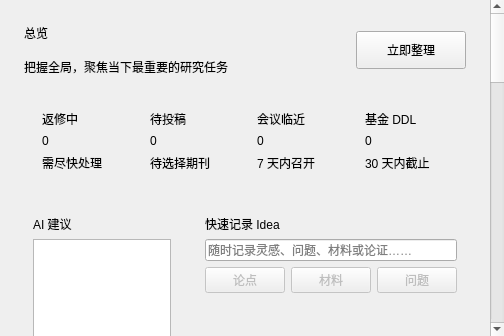
Before: the Qt Designer form src/research_workspace/presentation/ui/overview_page.ui in parutarou0718-afk/research-workspace, drawn with Qt 5.
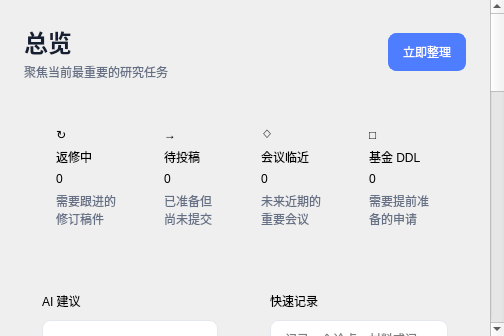
After: the same form once the commit is applied.

The edit to the form file:
```diff
--- a/src/research_workspace/presentation/ui/overview_page.ui
+++ b/src/research_workspace/presentation/ui/overview_page.ui
@@ -1,29 +1,236 @@
 <?xml version="1.0" encoding="UTF-8"?>
 <ui version="4.0">
  <class>OverviewPage</class>
- <widget class="QWidget" name="overviewPage"><layout class="QVBoxLayout" name="overviewRootVerticalLayout">
-  <property name="leftMargin"><number>0</number></property><property name="topMargin"><number>0</number></property><property name="rightMargin"><number>0</number></property><property name="bottomMargin"><number>0</number></property>
-  <item><widget class="QScrollArea" name="overviewScrollArea"><property name="widgetResizable"><bool>true</bool></property><property name="horizontalScrollBarPolicy"><enum>Qt::ScrollBarAlwaysOff</enum></property><property name="verticalScrollBarPolicy"><enum>Qt::ScrollBarAsNeeded</enum></property><property name="frameShape"><enum>QFrame::NoFrame</enum></property>
-   <widget class="QWidget" name="overviewContentWidget"><property name="minimumSize"><size><width>0</width><height>1500</height></size></property><layout class="QVBoxLayout" name="overviewContentVerticalLayout">
-    <property name="leftMargin"><number>24</number></property><property name="topMargin"><number>24</number></property><property name="rightMargin"><number>24</number></property><property name="bottomMargin"><number>24</number></property><property name="spacing"><number>16</number></property>
-    <item><layout class="QHBoxLayout" name="overviewHeaderHorizontalLayout"><item><layout class="QVBoxLayout" name="overviewHeadingVerticalLayout"><item><widget class="QLabel" name="pageTitleLabel"><property name="text"><string>总览</string></property></widget></item><item><widget class="QLabel" name="pageSubtitleLabel"><property name="text"><string>把握全局，聚焦当下最重要的研究任务</string></property></widget></item></layout></item><item><spacer name="overviewHeaderHorizontalSpacer"><property name="orientation"><enum>Qt::Horizontal</enum></property><property name="sizeHint" stdset="0"><size><width>40</width><height>20</height></size></property></spacer></item><item><widget class="QPushButton" name="organizeNowButton"><property name="text"><string>立即整理</string></property><property name="minimumSize"><size><width>110</width><height>38</height></size></property></widget></item></layout></item>
-    <item><widget class="QFrame" name="statisticsCard"><property name="card"><bool>true</bool></property><layout class="QHBoxLayout" name="statisticsHorizontalLayout">
-     <item><widget class="QFrame" name="revisionCard"><property name="card"><bool>true</bool></property><layout class="QVBoxLayout" name="revisionVerticalLayout"><item><widget class="QLabel" name="revisionTitleLabel"><property name="text"><string>返修中</string></property></widget></item><item><widget class="QLabel" name="revisionCountLabel"><property name="text"><string>0</string></property></widget></item><item><widget class="QLabel" name="revisionHelpLabel"><property name="text"><string>需尽快处理</string></property></widget></item></layout></widget></item>
-     <item><widget class="QFrame" name="readyCard"><property name="card"><bool>true</bool></property><layout class="QVBoxLayout" name="readyVerticalLayout"><item><widget class="QLabel" name="readyTitleLabel"><property name="text"><string>待投稿</string></property></widget></item><item><widget class="QLabel" name="readyCountLabel"><property name="text"><string>0</string></property></widget></item><item><widget class="QLabel" name="readyHelpLabel"><property name="text"><string>待选择期刊</string></property></widget></item></layout></widget></item>
-     <item><widget class="QFrame" name="conferenceCard"><property name="card"><bool>true</bool></property><layout class="QVBoxLayout" name="conferenceVerticalLayout"><item><widget class="QLabel" name="conferenceTitleLabel"><property name="text"><string>会议临近</string></property></widget></item><item><widget class="QLabel" name="upcomingConferenceCountLabel"><property name="text"><string>0</string></property></widget></item><item><widget class="QLabel" name="conferenceHelpLabel"><property name="text"><string>7 天内召开</string></property></widget></item></layout></widget></item>
-     <item><widget class="QFrame" name="grantCard"><property name="card"><bool>true</bool></property><layout class="QVBoxLayout" name="grantVerticalLayout"><item><widget class="QLabel" name="grantTitleLabel"><property name="text"><string>基金 DDL</string></property></widget></item><item><widget class="QLabel" name="upcomingGrantCountLabel"><property name="text"><string>0</string></property></widget></item><item><widget class="QLabel" name="grantHelpLabel"><property name="text"><string>30 天内截止</string></property></widget></item></layout></widget></item>
-    </layout></widget></item>
-    <item><layout class="QHBoxLayout" name="overviewMiddleHorizontalLayout">
-     <item><widget class="QFrame" name="aiSuggestionsCard"><property name="card"><bool>true</bool></property><layout class="QVBoxLayout" name="suggestionsVerticalLayout"><item><widget class="QLabel" name="suggestionsTitleLabel"><property name="text"><string>AI 建议</string></property></widget></item><item><widget class="QListWidget" name="suggestionsListView"><property name="minimumSize"><size><width>0</width><height>170</height></size></property></widget></item><item><widget class="QPushButton" name="viewAllSuggestionsButton"><property name="text"><string>查看全部建议</string></property><property name="enabled"><bool>false</bool></property></widget></item></layout></widget></item>
-     <item><widget class="QFrame" name="quickIdeaCard"><property name="card"><bool>true</bool></property><layout class="QVBoxLayout" name="quickIdeaVerticalLayout"><item><widget class="QLabel" name="quickIdeaTitleLabel"><property name="text"><string>快速记录 Idea</string></property></widget></item><item><widget class="QLineEdit" name="quickIdeaLineEdit"><property name="placeholderText"><string>随时记录灵感、问题、材料或论证……</string></property></widget></item><item><layout class="QHBoxLayout" name="ideaCategoriesHorizontalLayout"><item><widget class="QPushButton" name="ideaArgumentCategoryButton"><property name="text"><string>论点</string></property><property name="enabled"><bool>false</bool></property></widget></item><item><widget class="QPushButton" name="ideaMaterialCategoryButton"><property name="text"><string>材料</string></property><property name="enabled"><bool>false</bool></property></widget></item><item><widget class="QPushButton" name="ideaQuestionCategoryButton"><property name="text"><string>问题</string></property><property name="enabled"><bool>false</bool></property></widget></item></layout></item><item><spacer name="quickIdeaVerticalSpacer"><property name="orientation"><enum>Qt::Vertical</enum></property><property name="sizeHint" stdset="0"><size><width>20</width><height>40</height></size></property></spacer></item><item><widget class="QPushButton" name="saveIdeaButton"><property name="text"><string>记录</string></property><property name="minimumSize"><size><width>90</width><height>36</height></size></property></widget></item></layout></widget></item>
-    </layout></item>
-    <item><widget class="QFrame" name="submissionsCard"><property name="card"><bool>true</bool></property><layout class="QVBoxLayout" name="submissionsVerticalLayout"><item><widget class="QLabel" name="submissionsTitleLabel"><property name="text"><string>投稿总览</string></property></widget></item><item><widget class="QTableWidget" name="submissionOverviewTable"><property name="minimumSize"><size><width>0</width><height>280</height></size></property><property name="horizontalScrollBarPolicy"><enum>Qt::ScrollBarAsNeeded</enum></property><property name="horizontalScrollMode"><enum>QAbstractItemView::ScrollPerPixel</enum></property><property name="columnCount"><number>5</number></property><property name="rowCount"><number>0</number></property><attribute name="horizontalHeaderDefaultSectionSize"><number>260</number></attribute><column><property name="text"><string>论文</string></property></column><column><property name="text"><string>期刊 / 会议</string></property></column><column><property name="text"><string>状态</string></property></column><column><property name="text"><string>截止日期</string></property></column><column><property name="text"><string>操作</string></property></column></widget></item></layout></widget></item>
-    <item><layout class="QHBoxLayout" name="overviewBottomHorizontalLayout">
-     <item><widget class="QFrame" name="activitiesCard"><property name="card"><bool>true</bool></property><layout class="QVBoxLayout" name="activitiesVerticalLayout"><item><widget class="QLabel" name="activitiesTitleLabel"><property name="text"><string>最近活动 / Research Timeline</string></property></widget></item><item><widget class="QListWidget" name="activitiesListView"><property name="minimumSize"><size><width>0</width><height>170</height></size></property></widget></item></layout></widget></item>
-     <item><widget class="QFrame" name="focusCard"><property name="card"><bool>true</bool></property><layout class="QVBoxLayout" name="focusVerticalLayout"><item><widget class="QLabel" name="focusTitleLabel"><property name="text"><string>本周专注</string></property></widget></item><item><widget class="QListWidget" name="focusItemsListView"><property name="minimumSize"><size><width>0</width><height>130</height></size></property></widget></item><item><widget class="QProgressBar" name="focusProgressBar"><property name="value"><number>0</number></property></widget></item></layout></widget></item>
-    </layout></item>
-   </layout></widget>
-  </widget></item>
- </layout></widget>
- <resources/><connections/>
+ <widget class="QWidget" name="overviewPage">
+  <property name="styleSheet"><string notr="true">
+QFrame[card="true"] { background: #FFFFFF; border: 1px solid #E4E7EC; border-radius: 14px; }
+QLabel#pageTitleLabel { color: #172033; font-size: 18pt; font-weight: 600; }
+QLabel#pageSubtitleLabel, QLabel#revisionHelpLabel, QLabel#readyHelpLabel,
+QLabel#conferenceHelpLabel, QLabel#grantHelpLabel, QLabel#suggestionsEmptyBodyLabel {
+  color: #667085;
+  font-size: 9pt;
+}
+QLabel[sectionTitle="true"] { color: #172033; font-size: 12pt; font-weight: 600; }
+QLabel[kpi="true"] { color: #172033; font-size: 21pt; font-weight: 600; }
+QLabel[icon="true"] { color: #4F7DFF; font-size: 13pt; font-weight: 600; }
+QPushButton {
+  min-height: 36px;
+  border: 1px solid #E4E7EC;
+  border-radius: 8px;
+  padding: 0 14px;
+  background: #FFFFFF;
+  color: #172033;
+}
+QPushButton:hover { background: #F5F7FB; }
+QPushButton#saveIdeaButton, QPushButton#organizeNowButton {
+  background: #4F7DFF;
+  border-color: #4F7DFF;
+  color: #FFFFFF;
+}
+QPushButton#saveIdeaButton:hover, QPushButton#organizeNowButton:hover {
+  background: #356AE6;
+  border-color: #356AE6;
+}
+QLineEdit {
+  min-height: 36px;
+  border: 1px solid #E4E7EC;
+  border-radius: 8px;
+  padding: 0 12px;
+  background: #FFFFFF;
+}
+QListWidget, QTableWidget {
+  border: 1px solid #E4E7EC;
+  border-radius: 8px;
+  background: #FFFFFF;
+  alternate-background-color: #F9FAFB;
+}
+QHeaderView::section {
+  background: #F6F8FC;
+  color: #667085;
+  border: 0;
+  border-bottom: 1px solid #E4E7EC;
+  padding: 8px;
+}
+QTableWidget::item { border-bottom: 1px solid #F2F4F7; padding: 8px; }
+QTableWidget::item:hover { background: #F5F7FB; }
+  </string></property>
+  <layout class="QVBoxLayout" name="overviewRootVerticalLayout">
+   <property name="leftMargin"><number>0</number></property>
+   <property name="topMargin"><number>0</number></property>
+   <property name="rightMargin"><number>0</number></property>
+   <property name="bottomMargin"><number>0</number></property>
+   <item>
+    <widget class="QScrollArea" name="overviewScrollArea">
+     <property name="widgetResizable"><bool>true</bool></property>
+     <property name="horizontalScrollBarPolicy"><enum>Qt::ScrollBarAlwaysOff</enum></property>
+     <property name="verticalScrollBarPolicy"><enum>Qt::ScrollBarAsNeeded</enum></property>
+     <property name="frameShape"><enum>QFrame::NoFrame</enum></property>
+     <widget class="QWidget" name="overviewContentWidget">
+      <property name="minimumSize"><size><width>0</width><height>1120</height></size></property>
+      <layout class="QVBoxLayout" name="overviewContentVerticalLayout">
+       <property name="leftMargin"><number>24</number></property>
+       <property name="topMargin"><number>24</number></property>
+       <property name="rightMargin"><number>24</number></property>
+       <property name="bottomMargin"><number>24</number></property>
+       <property name="spacing"><number>16</number></property>
+       <item>
+        <layout class="QHBoxLayout" name="overviewHeroHorizontalLayout">
+         <property name="spacing"><number>16</number></property>
+         <item>
+          <layout class="QVBoxLayout" name="overviewTitleVerticalLayout">
+           <property name="spacing"><number>4</number></property>
+           <item><widget class="QLabel" name="pageTitleLabel"><property name="text"><string>总览</string></property></widget></item>
+           <item><widget class="QLabel" name="pageSubtitleLabel"><property name="text"><string>聚焦当前最重要的研究任务</string></property></widget></item>
+          </layout>
+         </item>
+         <item>
+          <spacer name="overviewHeroSpacer">
+           <property name="orientation"><enum>Qt::Horizontal</enum></property>
+           <property name="sizeHint" stdset="0"><size><width>40</width><height>20</height></size></property>
+          </spacer>
+         </item>
+         <item><widget class="QPushButton" name="organizeNowButton"><property name="text"><string>立即整理</string></property><property name="minimumWidth"><number>104</number></property></widget></item>
+        </layout>
+       </item>
+       <item>
+        <widget class="QFrame" name="statisticsCard">
+         <property name="card"><bool>true</bool></property>
+         <layout class="QHBoxLayout" name="statusCardsHorizontalLayout">
+          <property name="leftMargin"><number>16</number></property>
+          <property name="topMargin"><number>16</number></property>
+          <property name="rightMargin"><number>16</number></property>
+          <property name="bottomMargin"><number>16</number></property>
+          <property name="spacing"><number>12</number></property>
+          <item>
+           <widget class="QFrame" name="revisionStatusCard">
+            <property name="card"><bool>true</bool></property>
+            <layout class="QVBoxLayout" name="revisionStatusVerticalLayout">
+             <property name="leftMargin"><number>16</number></property><property name="topMargin"><number>14</number></property><property name="rightMargin"><number>16</number></property><property name="bottomMargin"><number>14</number></property><property name="spacing"><number>6</number></property>
+             <item><widget class="QLabel" name="revisionIconLabel"><property name="icon"><bool>true</bool></property><property name="text"><string>↻</string></property></widget></item>
+             <item><widget class="QLabel" name="revisionTitleLabel"><property name="sectionTitle"><bool>true</bool></property><property name="text"><string>返修中</string></property></widget></item>
+             <item><widget class="QLabel" name="revisionCountLabel"><property name="kpi"><bool>true</bool></property><property name="text"><string>0</string></property></widget></item>
+             <item><widget class="QLabel" name="revisionHelpLabel"><property name="text"><string>需要跟进的修订稿件</string></property><property name="wordWrap"><bool>true</bool></property></widget></item>
+            </layout>
+           </widget>
+          </item>
+          <item>
+           <widget class="QFrame" name="readyStatusCard">
+            <property name="card"><bool>true</bool></property>
+            <layout class="QVBoxLayout" name="readyStatusVerticalLayout">
+             <property name="leftMargin"><number>16</number></property><property name="topMargin"><number>14</number></property><property name="rightMargin"><number>16</number></property><property name="bottomMargin"><number>14</number></property><property name="spacing"><number>6</number></property>
+             <item><widget class="QLabel" name="readyIconLabel"><property name="icon"><bool>true</bool></property><property name="text"><string>→</string></property></widget></item>
+             <item><widget class="QLabel" name="readyTitleLabel"><property name="sectionTitle"><bool>true</bool></property><property name="text"><string>待投稿</string></property></widget></item>
+             <item><widget class="QLabel" name="readyCountLabel"><property name="kpi"><bool>true</bool></property><property name="text"><string>0</string></property></widget></item>
+             <item><widget class="QLabel" name="readyHelpLabel"><property name="text"><string>已准备但尚未提交</string></property><property name="wordWrap"><bool>true</bool></property></widget></item>
+            </layout>
+           </widget>
+          </item>
+          <item>
+           <widget class="QFrame" name="conferenceStatusCard">
+            <property name="card"><bool>true</bool></property>
+            <layout class="QVBoxLayout" name="conferenceStatusVerticalLayout">
+             <property name="leftMargin"><number>16</number></property><property name="topMargin"><number>14</number></property><property name="rightMargin"><number>16</number></property><property name="bottomMargin"><number>14</number></property><property name="spacing"><number>6</number></property>
+             <item><widget class="QLabel" name="conferenceIconLabel"><property name="icon"><bool>true</bool></property><property name="text"><string>◇</string></property></widget></item>
+             <item><widget class="QLabel" name="conferenceTitleLabel"><property name="sectionTitle"><bool>true</bool></property><property name="text"><string>会议临近</string></property></widget></item>
+             <item><widget class="QLabel" name="upcomingConferenceCountLabel"><property name="kpi"><bool>true</bool></property><property name="text"><string>0</string></property></widget></item>
+             <item><widget class="QLabel" name="conferenceHelpLabel"><property name="text"><string>未来近期的重要会议</string></property><property name="wordWrap"><bool>true</bool></property></widget></item>
+            </layout>
+           </widget>
+          </item>
+          <item>
+           <widget class="QFrame" name="grantStatusCard">
+            <property name="card"><bool>true</bool></property>
+            <layout class="QVBoxLayout" name="grantStatusVerticalLayout">
+             <property name="leftMargin"><number>16</number></property><property name="topMargin"><number>14</number></property><property name="rightMargin"><number>16</number></property><property name="bottomMargin"><number>14</number></property><property name="spacing"><number>6</number></property>
+             <item><widget class="QLabel" name="grantIconLabel"><property name="icon"><bool>true</bool></property><property name="text"><string>□</string></property></widget></item>
+             <item><widget class="QLabel" name="grantTitleLabel"><property name="sectionTitle"><bool>true</bool></property><property name="text"><string>基金 DDL</string></property></widget></item>
+             <item><widget class="QLabel" name="upcomingGrantCountLabel"><property name="kpi"><bool>true</bool></property><property name="text"><string>0</string></property></widget></item>
+             <item><widget class="QLabel" name="grantHelpLabel"><property name="text"><string>需要提前准备的申请</string></property><property name="wordWrap"><bool>true</bool></property></widget></item>
+            </layout>
+           </widget>
+          </item>
+         </layout>
+        </widget>
+       </item>
+       <item>
+        <layout class="QHBoxLayout" name="insightQuickRecordHorizontalLayout">
+         <property name="spacing"><number>16</number></property>
+         <item>
+          <widget class="QFrame" name="aiSuggestionsCard">
+           <property name="card"><bool>true</bool></property>
+           <layout class="QVBoxLayout" name="suggestionsVerticalLayout">
+            <property name="leftMargin"><number>18</number></property><property name="topMargin"><number>18</number></property><property name="rightMargin"><number>18</number></property><property name="bottomMargin"><number>18</number></property><property name="spacing"><number>10</number></property>
+            <item><widget class="QLabel" name="suggestionsTitleLabel"><property name="sectionTitle"><bool>true</bool></property><property name="text"><string>AI 建议</string></property></widget></item>
+            <item><widget class="QListWidget" name="suggestionsListView"><property name="minimumSize"><size><width>0</width><height>160</height></size></property></widget></item>
+            <item><widget class="QLabel" name="suggestionsEmptyTitleLabel"><property name="sectionTitle"><bool>true</bool></property><property name="text"><string>暂无建议</string></property></widget></item>
+            <item><widget class="QLabel" name="suggestionsEmptyBodyLabel"><property name="text"><string>导入资料或积累更多研究记录后，这里将显示分析结果。</string></property><property name="wordWrap"><bool>true</bool></property></widget></item>
+            <item><widget class="QPushButton" name="viewAllSuggestionsButton"><property name="text"><string>查看全部建议</string></property><property name="enabled"><bool>false</bool></property></widget></item>
+           </layout>
+          </widget>
+         </item>
+         <item>
+          <widget class="QFrame" name="quickIdeaCard">
+           <property name="card"><bool>true</bool></property>
+           <layout class="QVBoxLayout" name="quickIdeaVerticalLayout">
+            <property name="leftMargin"><number>18</number></property><property name="topMargin"><number>18</number></property><property name="rightMargin"><number>18</number></property><property name="bottomMargin"><number>18</number></property><property name="spacing"><number>10</number></property>
+            <item><widget class="QLabel" name="quickIdeaTitleLabel"><property name="sectionTitle"><bool>true</bool></property><property name="text"><string>快速记录</string></property></widget></item>
+            <item><widget class="QLineEdit" name="quickIdeaLineEdit"><property name="placeholderText"><string>记录一个论点、材料或问题……</string></property></widget></item>
+            <item>
+             <layout class="QHBoxLayout" name="ideaCategoriesHorizontalLayout">
+              <property name="spacing"><number>8</number></property>
+              <item><widget class="QPushButton" name="ideaArgumentCategoryButton"><property name="text"><string>论点</string></property></widget></item>
+              <item><widget class="QPushButton" name="ideaMaterialCategoryButton"><property name="text"><string>材料</string></property></widget></item>
+              <item><widget class="QPushButton" name="ideaQuestionCategoryButton"><property name="text"><string>问题</string></property></widget></item>
+             </layout>
+            </item>
+            <item><spacer name="quickIdeaVerticalSpacer"><property name="orientation"><enum>Qt::Vertical</enum></property><property name="sizeHint" stdset="0"><size><width>20</width><height>28</height></size></property></spacer></item>
+            <item><widget class="QPushButton" name="saveIdeaButton"><property name="text"><string>记录</string></property><property name="minimumWidth"><number>90</number></property></widget></item>
+           </layout>
+          </widget>
+         </item>
+        </layout>
+       </item>
+       <item>
+        <widget class="QFrame" name="submissionsCard">
+         <property name="card"><bool>true</bool></property>
+         <layout class="QVBoxLayout" name="submissionsVerticalLayout">
+          <property name="leftMargin"><number>18</number></property><property name="topMargin"><number>18</number></property><property name="rightMargin"><number>18</number></property><property name="bottomMargin"><number>18</number></property><property name="spacing"><number>12</number></property>
+          <item><widget class="QLabel" name="submissionsTitleLabel"><property name="sectionTitle"><bool>true</bool></property><property name="text"><string>投稿总览</string></property></widget></item>
+          <item>
+           <widget class="QTableWidget" name="submissionOverviewTable">
+            <property name="minimumSize"><size><width>0</width><height>280</height></size></property>
+            <property name="horizontalScrollBarPolicy"><enum>Qt::ScrollBarAsNeeded</enum></property>
+            <property name="horizontalScrollMode"><enum>QAbstractItemView::ScrollPerPixel</enum></property>
+            <property name="editTriggers"><set>QAbstractItemView::NoEditTriggers</set></property>
+            <property name="selectionBehavior"><enum>QAbstractItemView::SelectRows</enum></property>
+            <property name="alternatingRowColors"><bool>true</bool></property>
+            <property name="showGrid"><bool>false</bool></property>
+            <property name="columnCount"><number>5</number></property>
+            <property name="rowCount"><number>0</number></property>
+            <attribute name="horizontalHeaderDefaultSectionSize"><number>240</number></attribute>
+            <column><property name="text"><string>论文</string></property></column>
+            <column><property name="text"><string>期刊 / 会议</string></property></column>
+            <column><property name="text"><string>状态</string></property></column>
+            <column><property name="text"><string>截止日期</string></property></column>
+            <column><property name="text"><string>操作</string></property></column>
+           </widget>
+          </item>
+         </layout>
+        </widget>
+       </item>
+       <item>
+        <layout class="QHBoxLayout" name="prototypeRegionsHorizontalLayout">
+         <property name="spacing"><number>16</number></property>
+         <item><widget class="QFrame" name="activitiesCard"><property name="card"><bool>true</bool></property><layout class="QVBoxLayout" name="activitiesVerticalLayout"><property name="leftMargin"><number>18</number></property><property name="topMargin"><number>18</number></property><property name="rightMargin"><number>18</number></property><property name="bottomMargin"><number>18</number></property><item><widget class="QLabel" name="activitiesTitleLabel"><property name="sectionTitle"><bool>true</bool></property><property name="text"><string>最近活动</string></property></widget></item><item><widget class="QListWidget" name="activitiesListView"><property name="minimumSize"><size><width>0</width><height>160</height></size></property></widget></item></layout></widget></item>
+         <item><widget class="QFrame" name="focusCard"><property name="card"><bool>true</bool></property><layout class="QVBoxLayout" name="focusVerticalLayout"><property name="leftMargin"><number>18</number></property><property name="topMargin"><number>18</number></property><property name="rightMargin"><number>18</number></property><property name="bottomMargin"><number>18</number></property><item><widget class="QLabel" name="focusTitleLabel"><property name="sectionTitle"><bool>true</bool></property><property name="text"><string>本周聚焦</string></property></widget></item><item><widget class="QListWidget" name="focusItemsListView"><property name="minimumSize"><size><width>0</width><height>120</height></size></property></widget></item><item><widget class="QProgressBar" name="focusProgressBar"><property name="minimum"><number>0</number></property><property name="maximum"><number>100</number></property><property name="value"><number>0</number></property></widget></item></layout></widget></item>
+        </layout>
+       </item>
+      </layout>
+     </widget>
+    </widget>
+   </item>
+  </layout>
+ </widget>
+ <resources/>
+ <connections/>
 </ui>
```
